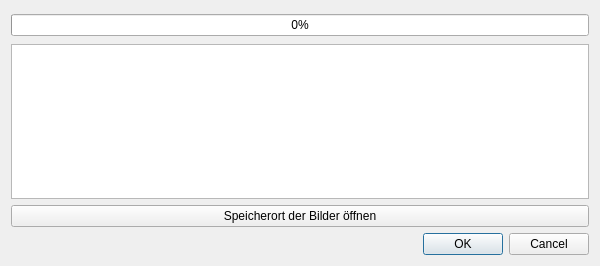
Before: the Qt Designer form main/resources/base/fortschritt.ui in TrandyAndy/Bad-Pixel, drawn with Qt 5.
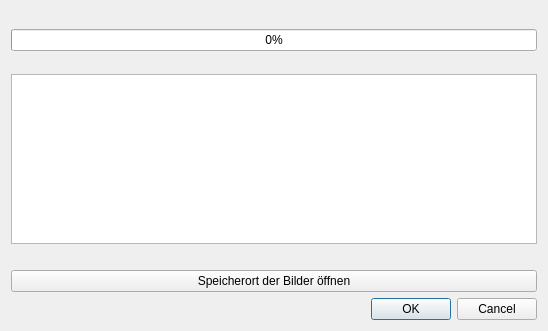
After: the same form once the commit is applied.

Commit message: Bild jetzt in fortschritt

```diff
--- a/main/resources/base/fortschritt.ui
+++ b/main/resources/base/fortschritt.ui
@@ -6,8 +6,8 @@
    <rect>
     <x>0</x>
     <y>0</y>
-    <width>600</width>
-    <height>266</height>
+    <width>548</width>
+    <height>331</height>
    </rect>
   </property>
   <property name="windowTitle">
@@ -76,6 +76,34 @@
      </property>
     </widget>
    </item>
+   <item>
+    <widget class="QLabel" name="label">
+     <property name="sizePolicy">
+      <sizepolicy hsizetype="Expanding" vsizetype="Expanding">
+       <horstretch>0</horstretch>
+       <verstretch>0</verstretch>
+      </sizepolicy>
+     </property>
+     <property name="minimumSize">
+      <size>
+       <width>0</width>
+       <height>0</height>
+      </size>
+     </property>
+     <property name="text">
+      <string/>
+     </property>
+     <property name="scaledContents">
+      <bool>false</bool>
+     </property>
+     <property name="alignment">
+      <set>Qt::AlignCenter</set>
+     </property>
+     <property name="wordWrap">
+      <bool>false</bool>
+     </property>
+    </widget>
+   </item>
    <item>
     <widget class="QPushButton" name="pushButtonOeffnen">
      <property name="text">
```
The commit also changes 1 other file.
